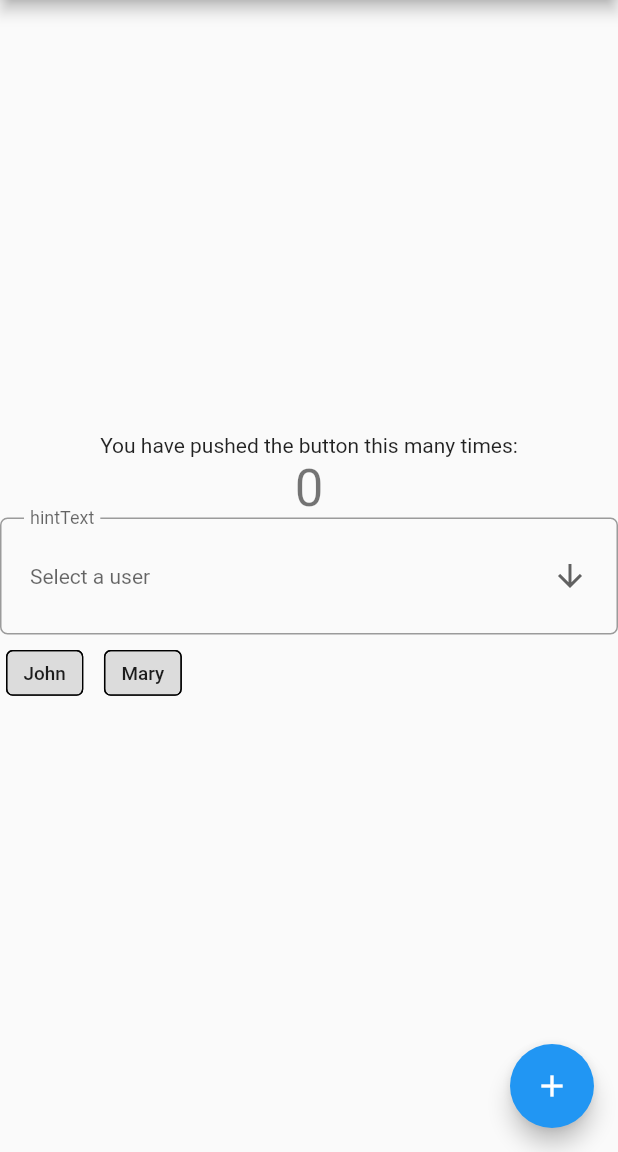
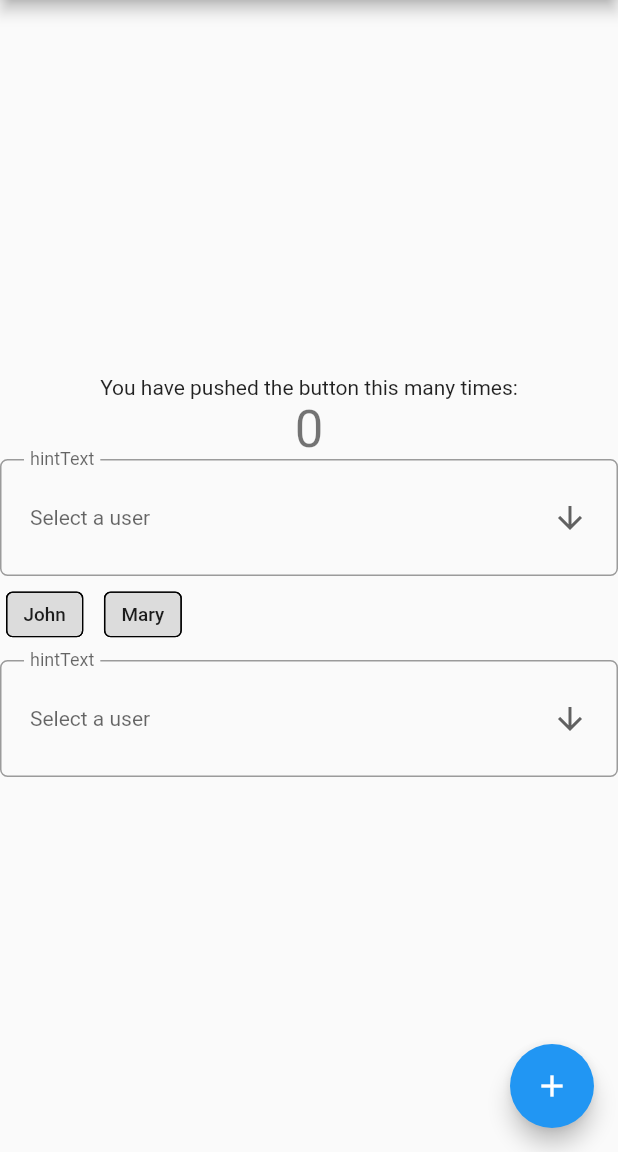
Before and after one commit to mohammedismayil/custom_components_flutter, a Flutter app: the screen it shows after launch, on a phone screen of 412 x 824 dp, the part 84-1236 px from its top. Run offline on Flutter 3.47's test engine with Material 2 defaults, Android fonts, the phone set to English and light mode, and no system bars.

```diff
--- a/example/lib/main.dart
+++ b/example/lib/main.dart
@@ -120,6 +120,15 @@ class _MyHomePageState extends State<MyHomePage> {
                 print(updatedChips);
               },
             ),
+            CustomDropdown(
+              dropdownList: [
+                DropDownModel(value: "Redmi", id: "1"),
+                DropDownModel(value: "Realme", id: "3"),
+                DropDownModel(value: "Oppo", id: "2")
+              ],
+              updateselectedItem: (updateselectedItem) =>
+                  {print(updateselectedItem)},
+            )
           ],
         ),
       ),
```
